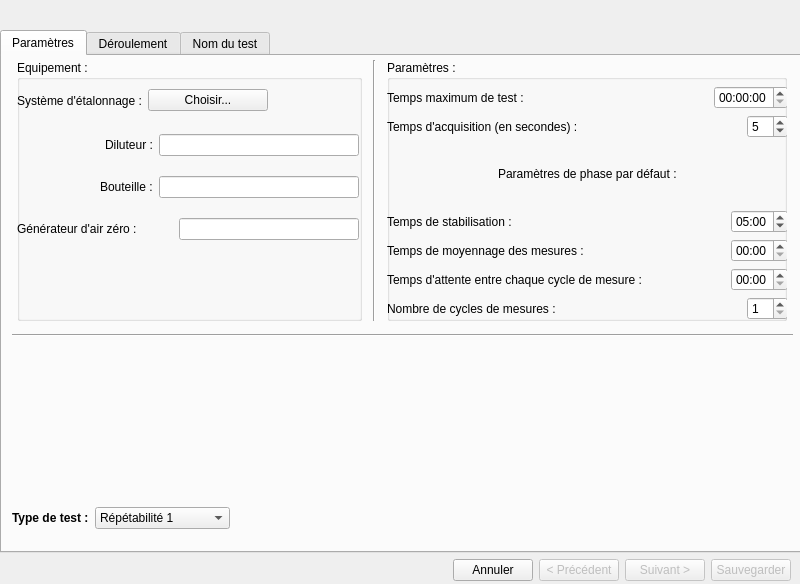
First picture: the form in creationtest.ui, repository InformatiqueAtmoNA/tam, before the edit.
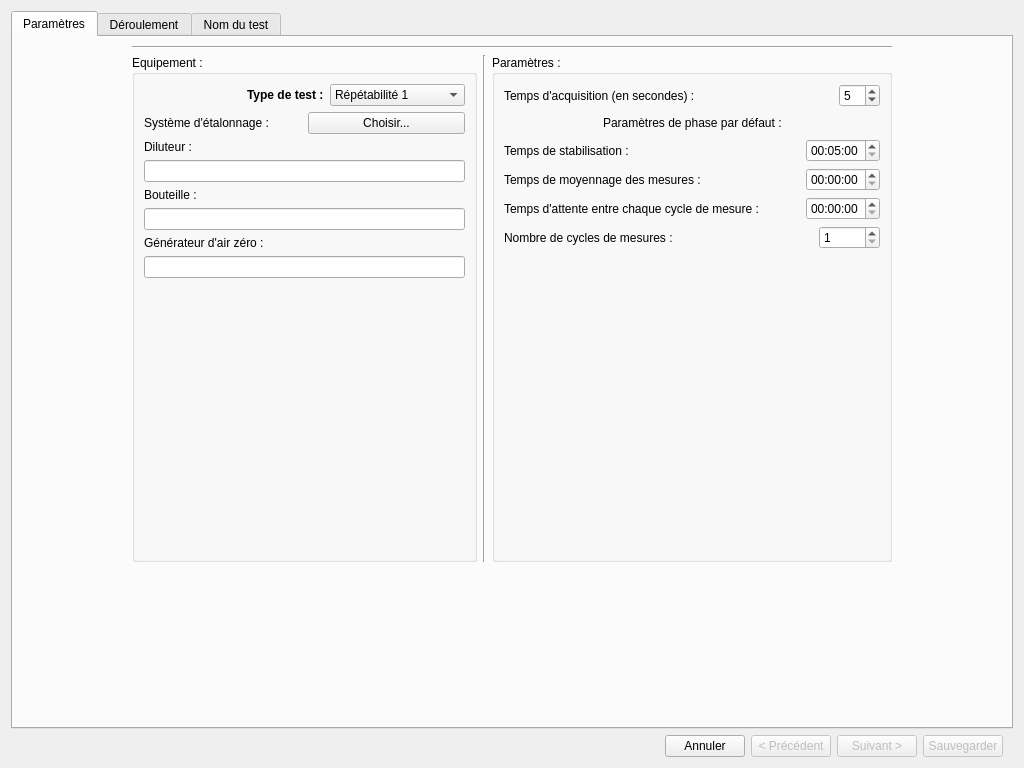
Second picture: the form after the edit.

Commit message: Nouvelle version avec plein de changements : - Exécution des tests (simple, à la suite, en parallèle) - Résolution des bugs lors de la création des tests

Diff of the .ui file:
```diff
--- a/creationtest.ui
+++ b/creationtest.ui
@@ -9,22 +9,15 @@
    <rect>
     <x>0</x>
     <y>0</y>
-    <width>800</width>
-    <height>584</height>
+    <width>1024</width>
+    <height>768</height>
    </rect>
   </property>
   <property name="windowTitle">
    <string>Création de test</string>
   </property>
-  <widget class="QWidget" name="layoutWidget">
-   <property name="geometry">
-    <rect>
-     <x>0</x>
-     <y>30</y>
-     <width>801</width>
-     <height>551</height>
-    </rect>
-   </property>
+  <layout class="QGridLayout" name="gridLayout">
+   <item row="0" column="0">
    <layout class="QVBoxLayout" name="verticalLayout_3">
     <property name="sizeConstraint">
      <enum>QLayout::SetNoConstraint</enum>
@@ -47,15 +40,21 @@
        <attribute name="title">
         <string>Paramètres</string>
        </attribute>
-       <widget class="QWidget" name="layoutWidget">
-        <property name="geometry">
-         <rect>
-          <x>10</x>
-          <y>4</y>
-          <width>781</width>
-          <height>261</height>
-         </rect>
-        </property>
+        <layout class="QGridLayout" name="gridLayout_3">
+         <item row="0" column="0">
+          <layout class="QVBoxLayout" name="verticalLayout_9">
+           <item>
+            <layout class="QVBoxLayout" name="verticalLayout_8">
+             <item>
+              <widget class="Line" name="line">
+               <property name="orientation">
+                <enum>Qt::Horizontal</enum>
+               </property>
+              </widget>
+             </item>
+             <item>
+              <layout class="QVBoxLayout" name="verticalLayout_7">
+               <item>
         <layout class="QHBoxLayout" name="horizontalLayout_12">
          <item>
           <widget class="QGroupBox" name="groupBox">
@@ -74,15 +73,8 @@
            <property name="title">
             <string>Equipement :</string>
            </property>
-           <widget class="QWidget" name="layoutWidget">
-            <property name="geometry">
-             <rect>
-              <x>0</x>
-              <y>60</y>
-              <width>342</width>
-              <height>136</height>
-             </rect>
-            </property>
+                   <layout class="QGridLayout" name="gridLayout_4">
+                    <item row="0" column="0">
             <layout class="QVBoxLayout" name="verticalLayout">
              <item>
               <layout class="QHBoxLayout" name="horizontalLayout_2">
@@ -100,6 +92,85 @@
                 </spacer>
                </item>
                <item>
+                         <widget class="QLabel" name="label_5">
+                          <property name="sizePolicy">
+                           <sizepolicy hsizetype="Fixed" vsizetype="Fixed">
+                            <horstretch>0</horstretch>
+                            <verstretch>0</verstretch>
+                           </sizepolicy>
+                          </property>
+                          <property name="font">
+                           <font>
+                            <weight>75</weight>
+                            <bold>true</bold>
+                           </font>
+                          </property>
+                          <property name="text">
+                           <string>Type de test :</string>
+                          </property>
+                         </widget>
+                        </item>
+                        <item>
+                         <widget class="QComboBox" name="cb_ChoixTypeTest">
+                          <property name="sizePolicy">
+                           <sizepolicy hsizetype="Fixed" vsizetype="Fixed">
+                            <horstretch>0</horstretch>
+                            <verstretch>0</verstretch>
+                           </sizepolicy>
+                          </property>
+                          <item>
+                           <property name="text">
+                            <string>Répétabilité 1</string>
+                           </property>
+                          </item>
+                          <item>
+                           <property name="text">
+                            <string>Répétabilité 2</string>
+                           </property>
+                          </item>
+                          <item>
+                           <property name="text">
+                            <string>Linéarité</string>
+                           </property>
+                          </item>
+                          <item>
+                           <property name="text">
+                            <string>Temps de réponse</string>
+                           </property>
+                          </item>
+                          <item>
+                           <property name="text">
+                            <string>Rendement de four</string>
+                           </property>
+                          </item>
+                          <item>
+                           <property name="text">
+                            <string>Personnalisé</string>
+                           </property>
+                          </item>
+                         </widget>
+                        </item>
+                       </layout>
+                      </item>
+                      <item>
+                       <layout class="QHBoxLayout" name="horizontalLayout">
+                        <item>
+                         <widget class="QLabel" name="label">
+                          <property name="text">
+                           <string>Système d'étalonnage :</string>
+                          </property>
+                         </widget>
+                        </item>
+                        <item>
+                         <widget class="QPushButton" name="button_ChoixSystemeEtalon">
+                          <property name="text">
+                           <string>Choisir...</string>
+                          </property>
+                         </widget>
+                        </item>
+                       </layout>
+                      </item>
+                      <item>
                 <widget class="QLabel" name="label_2">
                  <property name="text">
                   <string>Diluteur :</string>
@@ -116,7 +187,7 @@
                  </property>
                  <property name="maximumSize">
                   <size>
-                   <width>200</width>
+                          <width>16777215</width>
                    <height>16777215</height>
                   </size>
                  </property>
@@ -124,23 +195,6 @@
                   <bool>true</bool>
                  </property>
                 </widget>
-               </item>
-              </layout>
-             </item>
-             <item>
-              <layout class="QHBoxLayout" name="horizontalLayout_3">
-               <item>
-                <spacer name="horizontalSpacer_2">
-                 <property name="orientation">
-                  <enum>Qt::Horizontal</enum>
-                 </property>
-                 <property name="sizeHint" stdset="0">
-                  <size>
-                   <width>40</width>
-                   <height>20</height>
-                  </size>
-                 </property>
-                </spacer>
                </item>
                <item>
                 <widget class="QLabel" name="label_3">
@@ -165,7 +219,7 @@
                  </property>
                  <property name="maximumSize">
                   <size>
-                   <width>200</width>
+                          <width>16777215</width>
                    <height>16777215</height>
                   </size>
                  </property>
@@ -174,10 +228,6 @@
                  </property>
                 </widget>
                </item>
-              </layout>
-             </item>
-             <item>
-              <layout class="QHBoxLayout" name="horizontalLayout_4">
                <item>
                 <widget class="QLabel" name="label_4">
                  <property name="text">
@@ -185,30 +235,17 @@
                  </property>
                 </widget>
                </item>
-               <item>
-                <spacer name="horizontalSpacer_3">
-                 <property name="orientation">
-                  <enum>Qt::Horizontal</enum>
-                 </property>
-                 <property name="sizeHint" stdset="0">
-                  <size>
-                   <width>40</width>
-                   <height>20</height>
-                  </size>
-                 </property>
-                </spacer>
-               </item>
                <item>
                 <widget class="QLineEdit" name="lineEdit_GZero">
                  <property name="minimumSize">
                   <size>
-                   <width>180</width>
+                          <width>0</width>
                    <height>0</height>
                   </size>
                  </property>
                  <property name="maximumSize">
                   <size>
-                   <width>180</width>
+                          <width>16777215</width>
                    <height>16777215</height>
                   </size>
                  </property>
@@ -217,36 +254,22 @@
                  </property>
                 </widget>
                </item>
-              </layout>
-             </item>
-            </layout>
-           </widget>
-           <widget class="QWidget" name="layoutWidget">
-            <property name="geometry">
-             <rect>
-              <x>0</x>
-              <y>26</y>
-              <width>251</width>
-              <height>29</height>
-             </rect>
-            </property>
-            <layout class="QHBoxLayout" name="horizontalLayout">
              <item>
-              <widget class="QLabel" name="label">
-               <property name="text">
-                <string>Système d'étalonnage :</string>
-               </property>
-              </widget>
-             </item>
-             <item>
-              <widget class="QPushButton" name="button_ChoixSystemeEtalon">
-               <property name="text">
-                <string>Choisir...</string>
-               </property>
-              </widget>
-             </item>
-            </layout>
-           </widget>
+                       <spacer name="verticalSpacer_3">
+                        <property name="orientation">
+                         <enum>Qt::Vertical</enum>
+                        </property>
+                        <property name="sizeHint" stdset="0">
+                         <size>
+                          <width>20</width>
+                          <height>40</height>
+                         </size>
+                        </property>
+                       </spacer>
+                      </item>
+                     </layout>
+                    </item>
+                   </layout>
           </widget>
          </item>
          <item>
@@ -273,43 +296,9 @@
            <property name="title">
             <string>Paramètres :</string>
            </property>
-           <widget class="QWidget" name="layoutWidget">
-            <property name="geometry">
-             <rect>
-              <x>0</x>
-              <y>26</y>
-              <width>401</width>
-              <height>234</height>
-             </rect>
-            </property>
+                   <layout class="QGridLayout" name="gridLayout_5">
+                    <item row="0" column="0">
             <layout class="QVBoxLayout" name="verticalLayout_2">
-             <item>
-              <layout class="QHBoxLayout" name="horizontalLayout_9">
-               <item>
-                <widget class="QLabel" name="label_10">
-                 <property name="text">
-                  <string>Temps maximum de test :</string>
-                 </property>
-                </widget>
-               </item>
-               <item>
-                <spacer name="horizontalSpacer_5">
-                 <property name="orientation">
-                  <enum>Qt::Horizontal</enum>
-                 </property>
-                 <property name="sizeHint" stdset="0">
-                  <size>
-                   <width>40</width>
-                   <height>20</height>
-                  </size>
-                 </property>
-                </spacer>
-               </item>
-               <item>
-                <widget class="QTimeEdit" name="timeEdit_TempsMaxTest"/>
-               </item>
-              </layout>
-             </item>
              <item>
               <layout class="QHBoxLayout" name="horizontalLayout_6">
                <item>
@@ -409,7 +398,7 @@
                   <enum>QDateTimeEdit::MinuteSection</enum>
                  </property>
                  <property name="displayFormat">
-                  <string>mm:ss</string>
+                           <string>HH:mm:ss</string>
                  </property>
                  <property name="time">
                   <time>
@@ -447,7 +436,7 @@
                <item>
                 <widget class="QTimeEdit" name="timeEdit_TempsMoyennageMesures">
                  <property name="displayFormat">
-                  <string>mm:ss</string>
+                           <string>HH:mm:ss</string>
                  </property>
                 </widget>
                </item>
@@ -478,7 +467,7 @@
                <item>
                 <widget class="QTimeEdit" name="timeEdit_TempsAttenteEntreMesure">
                  <property name="displayFormat">
-                  <string>mm:ss</string>
+                           <string>HH:mm:ss</string>
                  </property>
                 </widget>
                </item>
@@ -511,6 +500,9 @@
                  <property name="minimum">
                   <number>1</number>
                  </property>
+                          <property name="maximum">
+                           <number>10000</number>
+                          </property>
                  <property name="value">
                   <number>1</number>
                  </property>
@@ -518,31 +510,26 @@
                </item>
               </layout>
              </item>
-            </layout>
-           </widget>
-          </widget>
-         </item>
-        </layout>
-       </widget>
-       <widget class="QWidget" name="layoutWidget">
-        <property name="geometry">
-         <rect>
-          <x>10</x>
-          <y>270</y>
-          <width>781</width>
-          <height>211</height>
-         </rect>
-        </property>
-        <layout class="QVBoxLayout" name="verticalLayout_8">
          <item>
-          <widget class="Line" name="line">
+                       <spacer name="verticalSpacer_4">
            <property name="orientation">
-            <enum>Qt::Horizontal</enum>
-           </property>
-          </widget>
-         </item>
-         <item>
-          <layout class="QVBoxLayout" name="verticalLayout_7">
+                         <enum>Qt::Vertical</enum>
+                        </property>
+                        <property name="sizeHint" stdset="0">
+                         <size>
+                          <width>20</width>
+                          <height>40</height>
+                         </size>
+                        </property>
+                       </spacer>
+                      </item>
+                     </layout>
+                    </item>
+                   </layout>
+                  </widget>
+                 </item>
+                </layout>
+               </item>
            <item>
             <widget class="QFrame" name="frame">
              <property name="sizePolicy">
@@ -572,89 +559,15 @@
             </widget>
            </item>
            <item>
-            <layout class="QHBoxLayout" name="horizontalLayout_17">
-             <item>
-              <layout class="QHBoxLayout" name="horizontalLayout_5">
-               <item>
-                <widget class="QLabel" name="label_5">
-                 <property name="sizePolicy">
-                  <sizepolicy hsizetype="Fixed" vsizetype="Fixed">
-                   <horstretch>0</horstretch>
-                   <verstretch>0</verstretch>
-                  </sizepolicy>
-                 </property>
-                 <property name="font">
-                  <font>
-                   <weight>75</weight>
-                   <bold>true</bold>
-                  </font>
-                 </property>
-                 <property name="text">
-                  <string>Type de test :</string>
-                 </property>
-                </widget>
+                <layout class="QHBoxLayout" name="horizontalLayout_17"/>
                </item>
-               <item>
-                <widget class="QComboBox" name="cb_ChoixTypeTest">
-                 <property name="sizePolicy">
-                  <sizepolicy hsizetype="Fixed" vsizetype="Fixed">
-                   <horstretch>0</horstretch>
-                   <verstretch>0</verstretch>
-                  </sizepolicy>
-                 </property>
-                 <item>
-                  <property name="text">
-                   <string>Répétabilité 1</string>
-                  </property>
-                 </item>
-                 <item>
-                  <property name="text">
-                   <string>Répétabilité 2</string>
-                  </property>
-                 </item>
-                 <item>
-                  <property name="text">
-                   <string>Linéarité</string>
-                  </property>
-                 </item>
-                 <item>
-                  <property name="text">
-                   <string>Temps de réponse</string>
-                  </property>
-                 </item>
-                 <item>
-                  <property name="text">
-                   <string>Rendement de four</string>
-                  </property>
-                 </item>
-                 <item>
-                  <property name="text">
-                   <string>Personnalisé</string>
-                  </property>
-                 </item>
-                </widget>
-               </item>
               </layout>
              </item>
-             <item>
-              <spacer name="horizontalSpacer_16">
-               <property name="orientation">
-                <enum>Qt::Horizontal</enum>
-               </property>
-               <property name="sizeHint" stdset="0">
-                <size>
-                 <width>40</width>
-                 <height>20</height>
-                </size>
-               </property>
-              </spacer>
-             </item>
             </layout>
            </item>
           </layout>
          </item>
         </layout>
-       </widget>
       </widget>
       <widget class="QWidget" name="tab_Deroulement">
        <attribute name="title">
@@ -958,7 +871,8 @@
      </layout>
     </item>
    </layout>
-  </widget>
+   </item>
+  </layout>
  </widget>
  <resources/>
  <connections/>
```
Left out of the diff: 103 changed lines with no effect on the pictures. Lines whose indentation alone changed are shown as unchanged. The commit also changes 95 other files.
